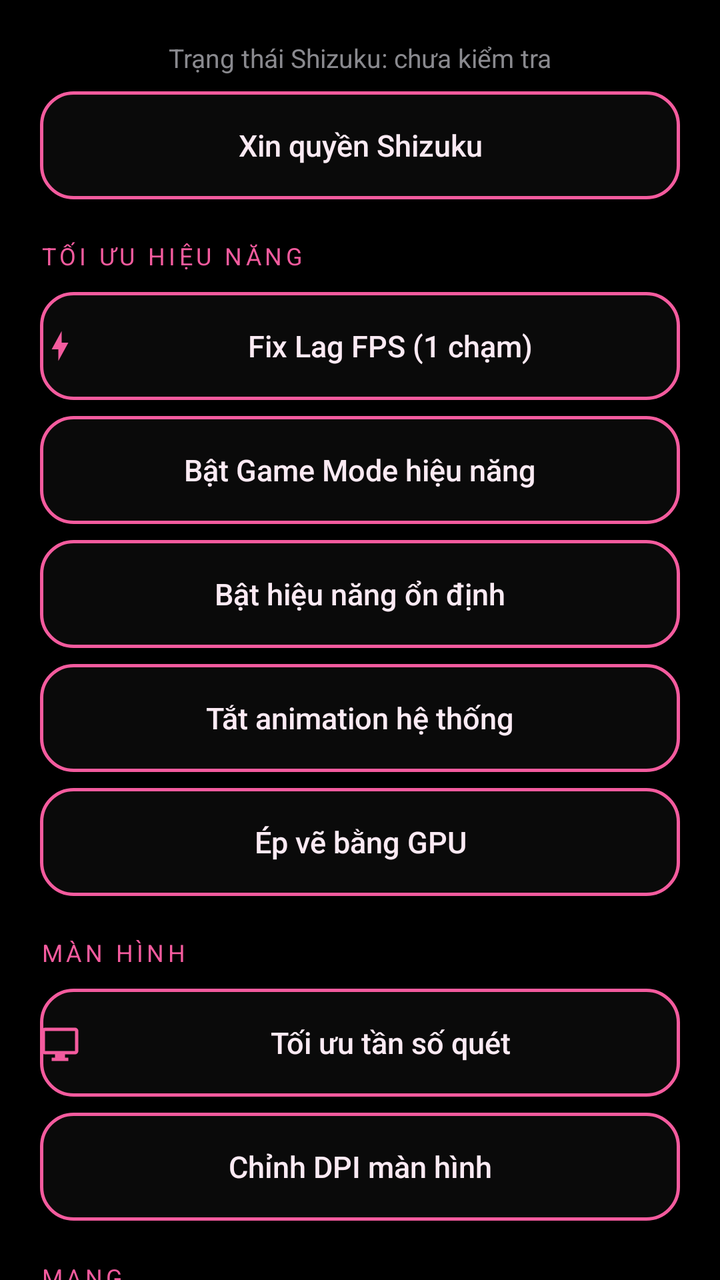
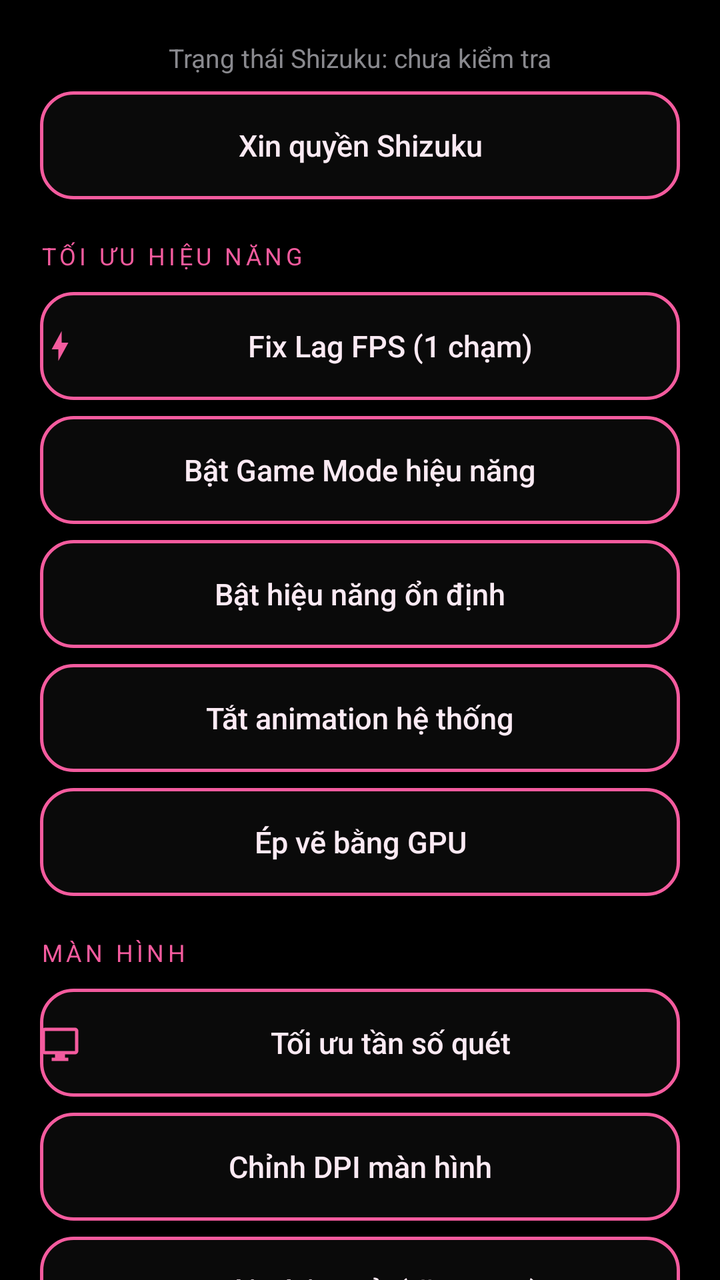

Compare the two renders of this Android layout. The source of the first and the diff that turns it into the second are given below.
<!-- AndroidManifest.xml: application theme Theme.AppCompat.Light -->
<!-- res/layout/fragment_home.xml -->
<?xml version="1.0" encoding="utf-8"?>
<ScrollView xmlns:android="http://schemas.android.com/apk/res/android"
    android:layout_width="match_parent"
    android:layout_height="match_parent"
    android:background="@color/bg_dark"
    android:fillViewport="true">

<LinearLayout
    android:layout_width="match_parent"
    android:layout_height="wrap_content"
    android:orientation="vertical"
    android:padding="20dp">

    <TextView
        android:id="@+id/tvStatus"
        android:layout_width="match_parent"
        android:layout_height="wrap_content"
        android:text="Trạng thái Shizuku: chưa kiểm tra"
        android:textColor="@color/text_dim"
        android:textSize="13sp"
        android:gravity="center" />

    <Button
        android:id="@+id/btnRequestPermission"
        style="@style/LumiButton"
        android:layout_marginTop="8dp"
        android:text="Xin quyền Shizuku" />

    <TextView style="@style/SectionTitle"
        android:layout_marginTop="20dp"
        android:text="TỐI ƯU HIỆU NĂNG" />

    <Button
        android:id="@+id/btnQuickFix"
        style="@style/LumiButton"
        android:layout_marginTop="6dp"
        android:drawableStart="@drawable/ic_bolt"
        android:drawablePadding="10dp"
        android:text="Fix Lag FPS (1 chạm)" />

    <Button
        android:id="@+id/btnGameMode"
        style="@style/LumiButton"
        android:layout_marginTop="8dp"
        android:text="Bật Game Mode hiệu năng" />

    <Button
        android:id="@+id/btnSustainedPerf"
        style="@style/LumiButton"
        android:layout_marginTop="8dp"
        android:text="Bật hiệu năng ổn định" />

    <Button
        android:id="@+id/btnOptimize"
        style="@style/LumiButton"
        android:layout_marginTop="8dp"
        android:text="Tắt animation hệ thống" />

    <Button
        android:id="@+id/btnGpuRender"
        style="@style/LumiButton"
        android:layout_marginTop="8dp"
        android:text="Ép vẽ bằng GPU" />

    <TextView style="@style/SectionTitle"
        android:layout_marginTop="20dp"
        android:text="MÀN HÌNH" />

    <Button
        android:id="@+id/btnBoostScreen"
        style="@style/LumiButton"
        android:layout_marginTop="6dp"
        android:drawableStart="@drawable/ic_display"
        android:drawablePadding="10dp"
        android:text="Tối ưu tần số quét" />

    <Button
        android:id="@+id/btnDpi"
        style="@style/LumiButton"
        android:layout_marginTop="8dp"
        android:text="Chỉnh DPI màn hình" />

    <TextView style="@style/SectionTitle"
        android:layout_marginTop="20dp"
        android:text="MẠNG" />

    <Button
        android:id="@+id/btnDnsCloudflare"
        style="@style/LumiButton"
        android:layout_marginTop="6dp"
        android:text="Đổi DNS Cloudflare (1.1.1.1)" />

    <Button
        android:id="@+id/btnDnsGoogle"
        style="@style/LumiButton"
        android:layout_marginTop="8dp"
        android:text="Đổi DNS Google (8.8.8.8)" />

    <Button
        android:id="@+id/btnDnsReset"
        style="@style/LumiButton"
        android:layout_marginTop="8dp"
        android:text="Trả về DNS mặc định" />

    <TextView style="@style/SectionTitle"
        android:layout_marginTop="20dp"
        android:text="PIN" />

    <Button
        android:id="@+id/btnBatterySaver"
        style="@style/LumiButton"
        android:layout_marginTop="6dp"
        android:text="Tắt tiết kiệm pin tạm thời" />

</LinearLayout>
</ScrollView>
<!-- resources referenced by this layout -->
<resources>
  <color name="bg_dark">#000000</color>
  <color name="text_dim">#8A8A8F</color>
  <!-- drawable ic_bolt (drawable) -->
  <vector xmlns:android="http://schemas.android.com/apk/res/android"
      android:width="20dp"
      android:height="20dp"
      android:viewportWidth="24"
      android:viewportHeight="24"
      android:tint="@color/neon_pink_soft">
      <path
          android:fillColor="#FFFFFFFF"
          android:pathData="M11,21L11,14L7,14L13,3L13,10L17,10L11,21Z"/>
  </vector>
  <!-- drawable ic_display (drawable) -->
  <vector xmlns:android="http://schemas.android.com/apk/res/android"
      android:width="20dp"
      android:height="20dp"
      android:viewportWidth="24"
      android:viewportHeight="24"
      android:tint="@color/neon_pink_soft">
      <path
          android:fillColor="#FFFFFFFF"
          android:pathData="M21,3L3,3C1.9,3 1,3.9 1,5v12c0,1.1 0.9,2 2,2h6v2H7v2h10v-2h-2v-2h6c1.1,0 2,-0.9 2,-2V5C23,3.9 22.1,3 21,3zM21,17H3V5h18V17z"/>
  </vector>
  <style name="LumiButton">
          <item name="android:layout_width">match_parent</item>
          <item name="android:layout_height">54dp</item>
          <item name="android:background">@drawable/btn_neon</item>
          <item name="android:textColor">@color/text_light</item>
          <item name="android:textAllCaps">false</item>
          <item name="android:textSize">15sp</item>
          <item name="android:stateListAnimator">@null</item>
          <item name="android:elevation">10dp</item>
          <item name="android:outlineProvider">background</item>
      </style>
  <style name="SectionTitle">
          <item name="android:layout_width">wrap_content</item>
          <item name="android:layout_height">wrap_content</item>
          <item name="android:textColor">@color/neon_pink_soft</item>
          <item name="android:textSize">12sp</item>
          <item name="android:letterSpacing">0.15</item>
          <item name="android:paddingBottom">4dp</item>
      </style>
  <color name="neon_pink_soft">#F45B9E</color>
  <!-- drawable btn_neon (drawable) -->
  <?xml version="1.0" encoding="utf-8"?>
  <selector xmlns:android="http://schemas.android.com/apk/res/android">
      <item android:state_pressed="true">
          <shape android:shape="rectangle">
              <solid android:color="#1A1A1A" />
              <stroke android:width="2dp" android:color="@color/neon_pink" />
              <corners android:radius="16dp" />
          </shape>
      </item>
      <item>
          <shape android:shape="rectangle">
              <solid android:color="@color/btn_black" />
              <stroke android:width="1.5dp" android:color="@color/neon_pink_soft" />
              <corners android:radius="16dp" />
          </shape>
      </item>
  </selector>
  <color name="text_light">#FBEAF3</color>
  <color name="neon_pink">#FF4FA3</color>
  <color name="btn_black">#0A0A0A</color>
</resources>

<!-- the commit's change to res/layout/fragment_home.xml (unified diff, before → after) -->
@@ -80,6 +80,12 @@
         android:layout_marginTop="8dp"
         android:text="Chỉnh DPI màn hình" />
 
+    <Button
+        android:id="@+id/btnResolution"
+        style="@style/LumiButton"
+        android:layout_marginTop="8dp"
+        android:text="Hạ độ phân giải (tăng FPS)" />
+
     <TextView style="@style/SectionTitle"
         android:layout_marginTop="20dp"
         android:text="MẠNG" />
